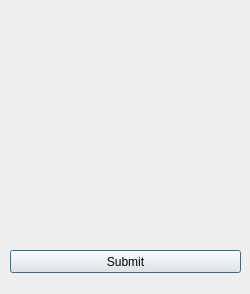
Before: the Qt Designer form dockWidget.ui in Anujg935/OMChemSimGUI, drawn with Qt 5.
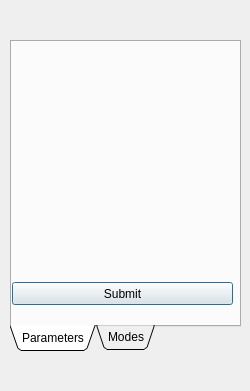
After: the same form once the commit is applied.

Commit message: compound cancel + param submit error + mode selection

Patch:
```diff
--- a/dockWidget.ui
+++ b/dockWidget.ui
@@ -7,7 +7,7 @@
     <x>0</x>
     <y>0</y>
     <width>250</width>
-    <height>294</height>
+    <height>391</height>
    </rect>
   </property>
   <property name="sizePolicy">
@@ -31,19 +31,37 @@
   <property name="windowTitle">
    <string>Form</string>
   </property>
-  <widget class="QStackedWidget" name="stackedWidget">
+  <widget class="QTabWidget" name="tabWidget">
    <property name="geometry">
     <rect>
      <x>10</x>
-     <y>10</y>
+     <y>40</y>
      <width>231</width>
-     <height>271</height>
+     <height>311</height>
     </rect>
    </property>
+   <property name="focusPolicy">
+    <enum>Qt::TabFocus</enum>
+   </property>
+   <property name="layoutDirection">
+    <enum>Qt::LeftToRight</enum>
+   </property>
+   <property name="tabPosition">
+    <enum>QTabWidget::South</enum>
+   </property>
+   <property name="tabShape">
+    <enum>QTabWidget::Triangular</enum>
+   </property>
    <property name="currentIndex">
     <number>0</number>
    </property>
-   <widget class="QWidget" name="page">
+   <property name="tabBarAutoHide">
+    <bool>true</bool>
+   </property>
+   <widget class="QWidget" name="tabWidgetPage1" native="true">
+    <attribute name="title">
+     <string>Parameters</string>
+    </attribute>
     <widget class="QWidget" name="formLayoutWidget">
      <property name="geometry">
       <rect>
@@ -64,7 +82,7 @@
       <rect>
        <x>0</x>
        <y>240</y>
-       <width>231</width>
+       <width>221</width>
        <height>23</height>
       </rect>
      </property>
@@ -79,7 +97,10 @@
      </property>
     </widget>
    </widget>
-   <widget class="QWidget" name="page_2">
+   <widget class="QWidget" name="" native="true">
+    <attribute name="title">
+     <string>Modes</string>
+    </attribute>
     <widget class="QWidget" name="horizontalLayoutWidget">
      <property name="geometry">
       <rect>
```
The commit also changes 34 other files.
